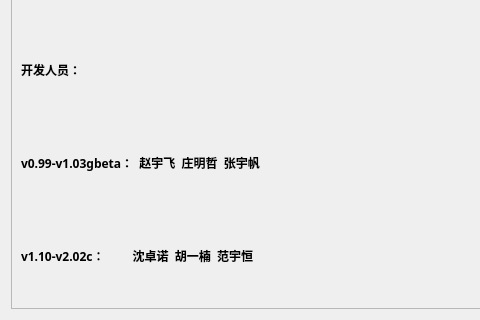
First picture: the form in AboutDialog.ui, repository hackermmzz/new-aoe, before the edit; both pictures show x 0 to 480 and y 180 to 500 of the 600 by 500 pixel window.
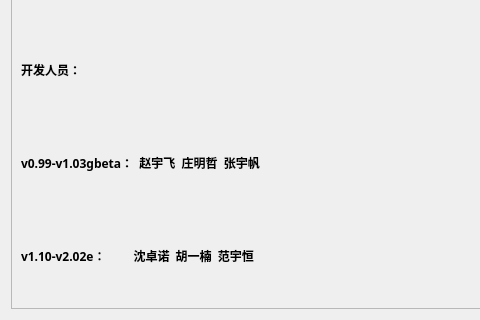
Second picture: the form after the edit.

Diff of the .ui file:
```diff
--- a/AboutDialog.ui
+++ b/AboutDialog.ui
@@ -109,7 +109,7 @@
           </font>
          </property>
          <property name="text">
-          <string>v1.10-v2.02c：         沈卓诺  胡一楠  范宇恒</string>
+          <string>v1.10-v2.02e：         沈卓诺  胡一楠  范宇恒</string>
          </property>
         </widget>
        </item>
```
